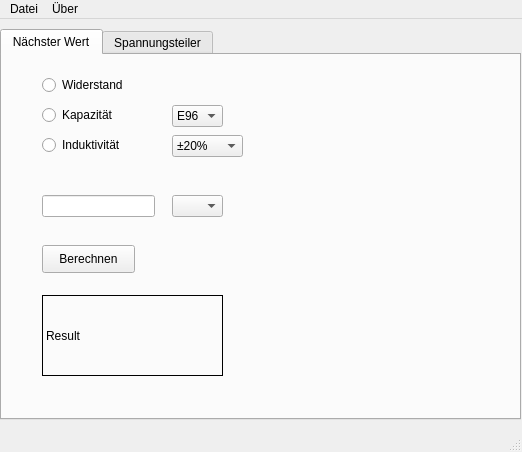
Qt form main.ui (heroldt/ETCalc) before a commit.
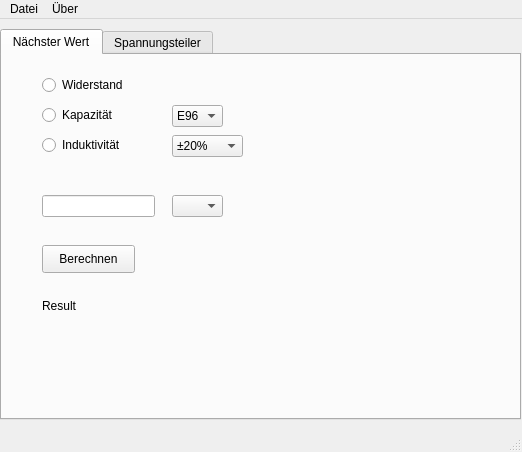
The same form after that commit.

Commit message: modified result string

Diff of the .ui file:
```diff
--- a/main.ui
+++ b/main.ui
@@ -228,12 +228,12 @@
        <rect>
         <x>40</x>
         <y>240</y>
-        <width>181</width>
-        <height>81</height>
+        <width>401</width>
+        <height>21</height>
        </rect>
       </property>
       <property name="frameShape">
-       <enum>QFrame::Box</enum>
+       <enum>QFrame::NoFrame</enum>
       </property>
       <property name="text">
        <string>Result</string>
```
Left out of the diff: 2 changed lines with no effect on the pictures. The commit also changes 1 other file.
